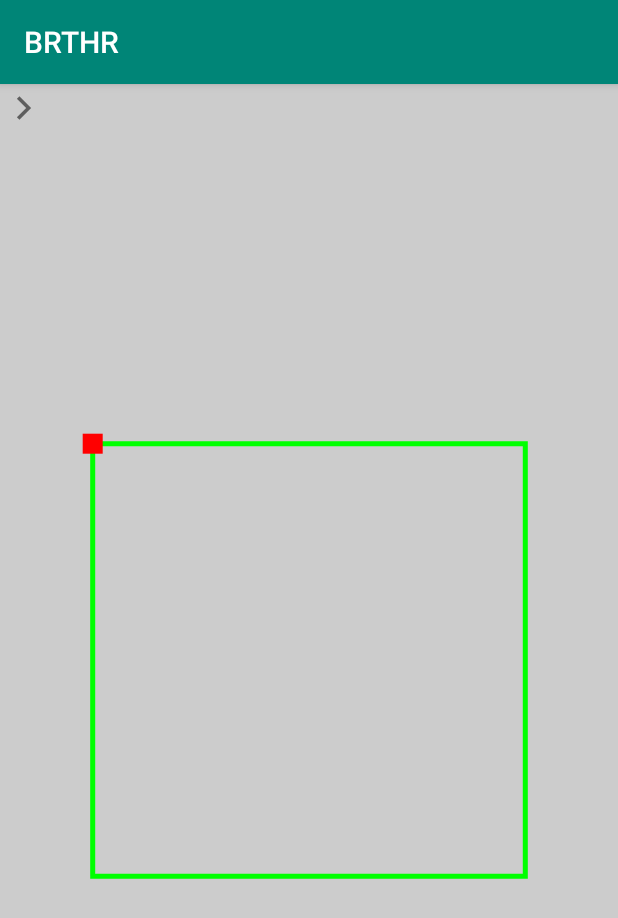
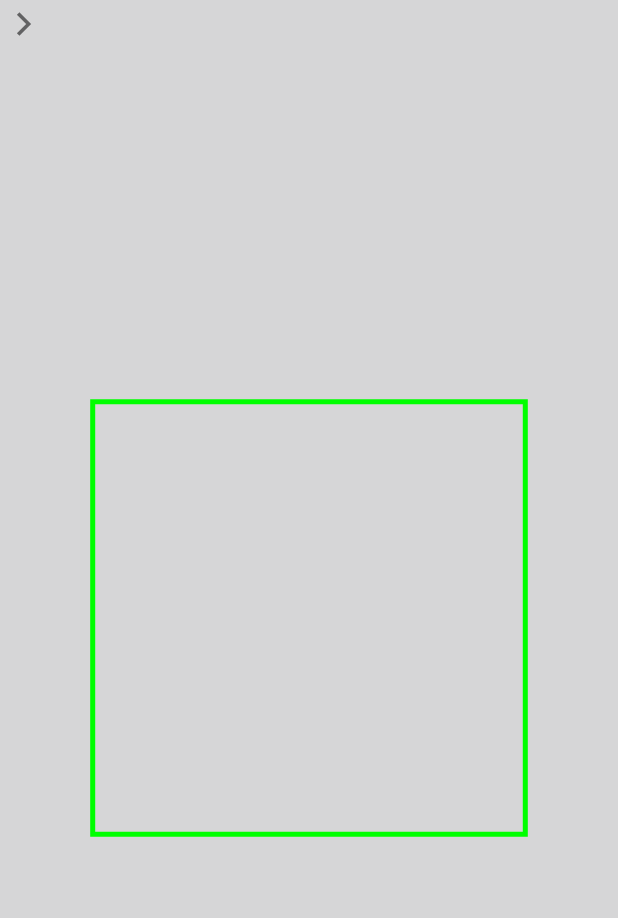
Before and after one commit to vvvlad/brthr, an Android app: the screen it shows after launch (MainActivity), on a phone screen of 412 x 824 dp. Shown: the top 918 px of the screen. Run offline under Robolectric (Android 15) with nearby library versions, the phone set to English and light mode, and no system bars.

```diff
--- a/app/src/main/java/com/vvvlad42/brthr/BoxCanvas.kt
+++ b/app/src/main/java/com/vvvlad42/brthr/BoxCanvas.kt
@@ -2,8 +2,10 @@ package com.vvvlad42.brthr
 
 import android.content.Context
 import android.graphics.*
+import android.graphics.drawable.Drawable
 import android.view.View
 import android.widget.Toast
+import androidx.core.content.ContextCompat
 import kotlin.math.atan2
 
 class BoxCanvas(context: Context?) : View(context) {
@@ -65,7 +67,10 @@ class BoxCanvas(context: Context?) : View(context) {
     override fun onDraw(canvas: Canvas?) {
         super.onDraw(canvas)
         initMyView()
-        canvas?.drawPath(path, paint)
+        val d: Drawable = ContextCompat.getDrawable(context, R.drawable.autumn)!!
+        d.setBounds(left, top, right, bottom)
+        d.draw(canvas!!)
+        canvas.drawPath(path, paint)
 
         if (distance < pathLength) {
             pathMeasure.getPosTan(distance, pos, tan)
@@ -75,16 +80,16 @@ class BoxCanvas(context: Context?) : View(context) {
             matrix.postRotate(degrees, bmOffsetX.toFloat(), bmOffsetY.toFloat())
             matrix.postTranslate(pos[0] - bmOffsetX, pos[1] - bmOffsetY)
 
-            canvas?.drawBitmap(bm, matrix, null)
+            canvas.drawBitmap(bm, matrix, null)
 
             distance += step
         } else {
             distance = 0F
         }
 
-        paint.color = Color.RED
-        paint.strokeWidth = 20F
-        canvas?.drawPoint(width/2-width*0.35F, height/2-width*0.35F, paint)
-
+//        paint.color = Color.RED
+//        paint.strokeWidth = 20F
+//        canvas?.drawPoint(width/2-width*0.35F, height/2-width*0.35F, paint)
+        invalidate()
     }
 }
--- /dev/null
+++ b/app/src/main/java/com/vvvlad42/brthr/BoxPolygonCanvas.kt
@@ -0,0 +1 @@
+package com.vvvlad42.brthr
--- a/app/src/main/java/com/vvvlad42/brthr/MainActivity.kt
+++ b/app/src/main/java/com/vvvlad42/brthr/MainActivity.kt
@@ -10,7 +10,7 @@ class MainActivity : AppCompatActivity() {
 
     override fun onCreate(savedInstanceState: Bundle?) {
         super.onCreate(savedInstanceState)
-//        setContentView(R.layout.activity_main)
+        setContentView(R.layout.activity_main)
         boxCanvas = BoxCanvas(this)
         boxCanvas.setBackgroundColor(Color.LTGRAY)
         setContentView(boxCanvas)
--- a/app/src/main/res/values/colors.xml
+++ b/app/src/main/res/values/colors.xml
@@ -1,6 +1,6 @@
 <?xml version="1.0" encoding="utf-8"?>
 <resources>
-    <color name="colorPrimary">#008577</color>
-    <color name="colorPrimaryDark">#00574B</color>
-    <color name="colorAccent">#D81B60</color>
+    <color name="colorPrimary">#3f3f3f</color>
+    <color name="colorPrimaryDark">#3f3f3f</color>
+    <color name="colorAccent">#ffffff</color>
 </resources>
--- a/app/src/main/res/values/styles.xml
+++ b/app/src/main/res/values/styles.xml
@@ -1,7 +1,7 @@
 <resources>
 
     <!-- Base application theme. -->
-    <style name="AppTheme" parent="Theme.AppCompat.Light.DarkActionBar">
+    <style name="AppTheme" parent="Theme.AppCompat.Light.NoActionBar">
         <!-- Customize your theme here. -->
         <item name="colorPrimary">@color/colorPrimary</item>
         <item name="colorPrimaryDark">@color/colorPrimaryDark</item>
```
Also changed, not shown: app/src/main/res/layout/activity_main.xml (+12 -8 lines).
